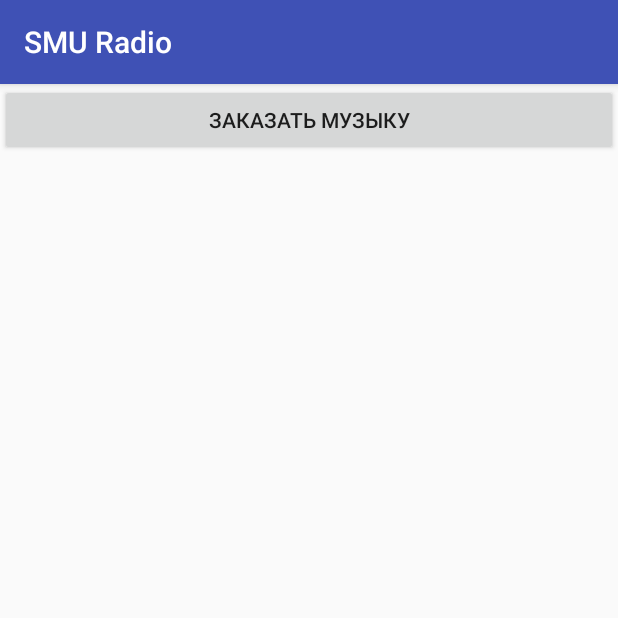
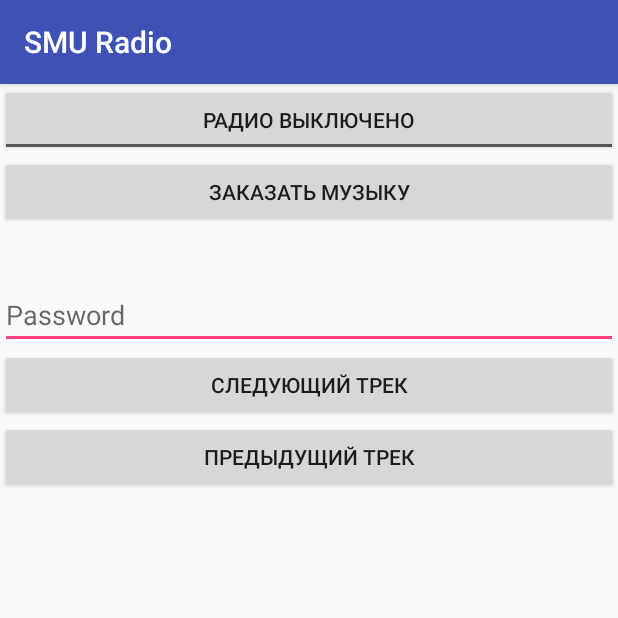
Before and after one commit to ScriptHound/SomeRadio, an Android app: the screen it shows after launch (MainActivity), on a phone screen of 412 x 824 dp, the top half of it. Run offline under Robolectric (Android 15) with nearby library versions, the phone set to English and light mode, and no system bars.

Commit message:
Добавлен плеер и переход между треками

```diff
--- a/app/src/main/java/com/github/guwenk/smuradio/MainActivity.java
+++ b/app/src/main/java/com/github/guwenk/smuradio/MainActivity.java
@@ -1,17 +1,49 @@
 package com.github.guwenk.smuradio;
 
+import android.app.ProgressDialog;
 import android.content.Intent;
+import android.media.AudioManager;
+import android.media.MediaPlayer;
+import android.os.AsyncTask;
+import android.os.Build;
 import android.support.v7.app.AppCompatActivity;
 import android.os.Bundle;
 import android.view.View;
 import android.widget.Button;
+import android.widget.EditText;
+import android.widget.Toast;
+import android.widget.ToggleButton;
+
+import java.io.IOException;
+import java.util.Objects;
+
 
 public class MainActivity extends AppCompatActivity {
+    private String pass = "HackMe"; //Неплохо бы добавить хэширование пароля, например, SHA-1
+    MediaPlayer mediaPlayer;
+    AudioManager am;
+    boolean bRadioCreate = false;
 
     @Override
     protected void onCreate(Bundle savedInstanceState) {
         super.onCreate(savedInstanceState);
         setContentView(R.layout.activity_main);
+        am = (AudioManager) getSystemService(AUDIO_SERVICE);
+
+        final ToggleButton toggleButton = (ToggleButton)findViewById(R.id.toggleButton);
+        toggleButton.setOnClickListener(new View.OnClickListener() {
+            @Override
+            public void onClick(View view) {
+                if (toggleButton.isChecked()){
+                    mediaPlayer = new MediaPlayer();
+                    new RadioPlayer().execute();
+                }else{
+                    mediaPlayer.release();
+                    mediaPlayer = null;
+                }
+            }
+        });
+
         Button btnToTrackOrder = (Button)findViewById(R.id.btnToTrackOrder);
         btnToTrackOrder.setOnClickListener(new View.OnClickListener() {
             @Override
@@ -20,5 +52,63 @@ public class MainActivity extends AppCompatActivity {
                 startActivity(intent);
             }
         });
+
+        final EditText etPass = (EditText)findViewById(R.id.etPass);
+
+        Button btnNext = (Button)findViewById(R.id.btnNext);
+        btnNext.setOnClickListener(new View.OnClickListener() {
+            @Override
+            public void onClick(View view) {
+                if (Build.VERSION.SDK_INT >= Build.VERSION_CODES.KITKAT) {
+                    if (Objects.equals(etPass.getText().toString(), pass)){
+                        new UrlRequest("next").start();
+                    } else {
+                        Toast.makeText(getApplicationContext(), "Wrong password", Toast.LENGTH_SHORT).show();
+                    }
+                }
+
+            }
+        });
+
+        Button btnPrev = (Button)findViewById(R.id.btnPrev);
+        btnPrev.setOnClickListener(new View.OnClickListener() {
+            @Override
+            public void onClick(View view) {
+                if (Build.VERSION.SDK_INT >= Build.VERSION_CODES.KITKAT) {
+                    if (Objects.equals(etPass.getText().toString(), pass)){
+                        new UrlRequest("prev").start();
+                    } else {
+                        Toast.makeText(getApplicationContext(), "Wrong password", Toast.LENGTH_SHORT).show();
+                    }
+                }
+            }
+        });
+    }
+
+    protected class RadioPlayer extends AsyncTask<String, Void, Void>{
+        @Override
+        protected void onPreExecute() {
+            super.onPreExecute();
+            Toast.makeText(getApplicationContext(), "Загрузка может занять более 10 секунд", Toast.LENGTH_LONG).show();
+        }
+
+        @Override
+        protected Void doInBackground(String... strings) {
+            try {
+                mediaPlayer.setDataSource("http://free.radioheart.ru:8000/guwenk");
+                mediaPlayer.setAudioStreamType(AudioManager.STREAM_MUSIC);
+                mediaPlayer.setOnPreparedListener(new MediaPlayer.OnPreparedListener() {
+                    @Override
+                    public void onPrepared(MediaPlayer mediaPlayer) {
+                        mediaPlayer.start();
+                    }
+                });
+                mediaPlayer.prepareAsync();
+                bRadioCreate = true;
+            } catch (IOException e) {
+                e.printStackTrace();
+            }
+            return null;
+        }
     }
 }
--- a/app/src/main/res/layout/activity_main.xml
+++ b/app/src/main/res/layout/activity_main.xml
@@ -7,10 +7,51 @@
     tools:context="com.github.guwenk.smuradio.MainActivity">
 
     <Button
+        android:text="Предыдущий трек"
+        android:layout_width="match_parent"
+        android:layout_height="wrap_content"
+        android:id="@+id/btnPrev"
+        android:layout_below="@+id/btnNext"
+        android:layout_alignParentLeft="true"
+        android:layout_alignParentStart="true" />
+
+    <Button
+        android:text="Следующий трек"
+        android:layout_width="match_parent"
+        android:layout_height="wrap_content"
+        android:id="@+id/btnNext"
+        android:layout_below="@+id/etPass"
+        android:layout_alignParentLeft="true"
+        android:layout_alignParentStart="true" />
+
+    <EditText
+        android:layout_width="match_parent"
+        android:layout_height="wrap_content"
+        android:inputType="textPassword"
+        android:hint="Password"
+        android:ems="10"
+        android:id="@+id/etPass"
+        android:layout_below="@+id/btnToTrackOrder"
+        android:layout_centerHorizontal="true"
+        android:layout_marginTop="35dp" />
+
+    <ToggleButton
+        android:text="Radio"
+        android:layout_width="match_parent"
+        android:layout_height="wrap_content"
+        android:layout_alignParentTop="true"
+        android:id="@+id/toggleButton"
+        android:textOn="@string/radio_on"
+        android:textOff="@string/radio_off"
+        android:checked="false" />
+
+    <Button
         android:text="@string/track_order"
         android:layout_width="match_parent"
         android:layout_height="wrap_content"
-        android:layout_alignParentTop="true"
-        android:layout_centerHorizontal="true"
-        android:id="@+id/btnToTrackOrder" />
+        android:id="@+id/btnToTrackOrder"
+        android:layout_below="@+id/toggleButton"
+        android:layout_alignParentLeft="true"
+        android:layout_alignParentStart="true" />
+
 </RelativeLayout>
--- a/app/src/main/res/values/strings.xml
+++ b/app/src/main/res/values/strings.xml
@@ -4,4 +4,8 @@
     <string name="track_order">Заказать музыку</string>
     <string name="filter">Поиск</string>
     <string name="apply">Искать</string>
+    <string name="play">Вкл. радио</string>
+    <string name="stop">Выкл. радио</string>
+    <string name="radio_on">Радио включено</string>
+    <string name="radio_off">Радио выключено</string>
 </resources>
```
Also changed, not shown: app/src/main/java/com/github/guwenk/smuradio/UrlRequest.java (added, +23 -0 lines).
